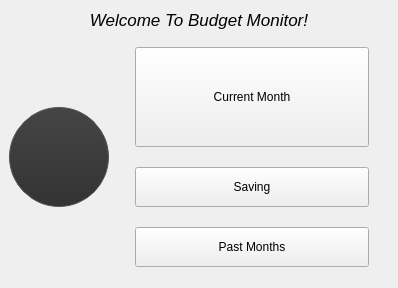
Old version of the form ui/mainwindow.ui in the repository NFBaeza/Budget-Monitor.
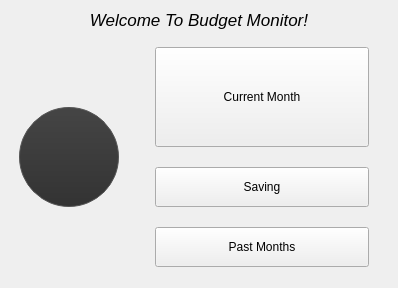
New version of the form. Icons and pictures are not drawn.

Commit message: feat: add UI for user logging/signing

```diff
--- a/ui/mainwindow.ui
+++ b/ui/mainwindow.ui
@@ -29,7 +29,7 @@
    <property name="autoFillBackground">
     <bool>false</bool>
    </property>
-   <layout class="QGridLayout" name="gridLayout" rowstretch="2,0,0,0,0,0,0" columnstretch="10,1,0">
+   <layout class="QGridLayout" name="gridLayout" rowstretch="2,0,0" columnstretch="10,1">
     <item row="2" column="1">
      <layout class="QVBoxLayout" name="verticalLayout" stretch="2,1,1">
       <property name="spacing">
@@ -123,9 +123,18 @@
     </item>
     <item row="2" column="0">
      <layout class="QHBoxLayout" name="horizontalLayout">
+      <property name="spacing">
+       <number>30</number>
+      </property>
       <property name="sizeConstraint">
        <enum>QLayout::SizeConstraint::SetDefaultConstraint</enum>
       </property>
+      <property name="leftMargin">
+       <number>10</number>
+      </property>
+      <property name="rightMargin">
+       <number>10</number>
+      </property>
       <item>
        <widget class="QPushButton" name="SettingsButton">
         <property name="sizePolicy">
```
Left out of the diff: 2 changed lines with no effect on the pictures. The commit also changes 6 other files.
